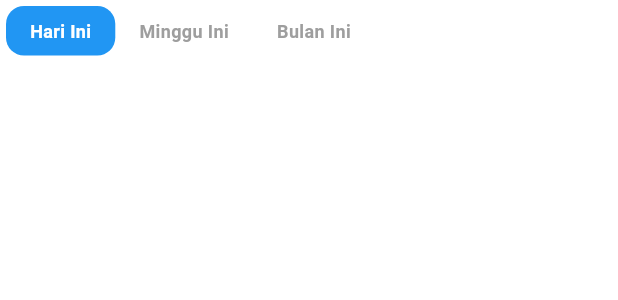
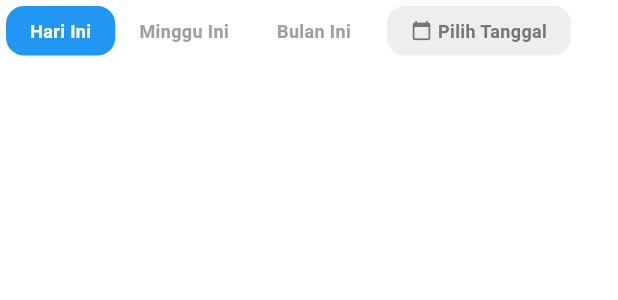
Before and after one commit to kleponijo/klimatologi, a Flutter app: the EvaporasiPeriodSelector widget shown alone on an empty page, opened directly, on a phone screen of 412 x 824 dp. Shown: the top 300 px of the screen. Run offline on Flutter 3.47's test engine with Material 3 defaults, Android fonts, the light colour scheme and no system bars; our stand-ins replace bloc, bloc_concurrency, cloud_firestore, dio, equatable, firebase_auth and 9 more; accounts and stored records are empty.

Commit message:
update search periode

```diff
--- a/lib/core/utils/time_series_mapper.dart
+++ b/lib/core/utils/time_series_mapper.dart
@@ -91,6 +91,34 @@ class TimeSeriesMapper {
     });
   }
 
+/// =========================
+  /// 📅 SPECIFIC DATE (24 JAM - TANGGAL KHUSUS)
+  /// =========================
+  static List<double> toSpecificDate<T>({
+    required List<T> data,
+    required DateTime Function(T) getTime,
+    required double Function(T) getValue,
+    required DateTime targetDate,
+  }) {
+    final sums = List<double>.filled(24, 0.0);
+    final counts = List<int>.filled(24, 0);
+
+    for (final item in data) {
+      final time = getTime(item);
+
+      if (_isSameDay(time, targetDate)) {
+        final hour = time.hour;
+        sums[hour] += getValue(item);
+        counts[hour]++;
+      }
+    }
+
+    return List.generate(24, (i) {
+      if (counts[i] == 0) return 0;
+      return sums[i] / counts[i];
+    });
+  }
+
   /// =========================
   /// 🧠 HELPER
   /// =========================
--- a/lib/screens/monitoring/evaporasi/blocs/evaporasi_event.dart
+++ b/lib/screens/monitoring/evaporasi/blocs/evaporasi_event.dart
@@ -19,3 +19,23 @@ class EvaporasiPeriodChanged extends EvaporasiEvent {
   @override
   List<Object> get props => [period];
 }
+
+/// 📅 PILIH TANGGAL KHUSUS (Custom Date Picker)
+class EvaporasiDateSelected extends EvaporasiEvent {
+  final DateTime date;
+
+  const EvaporasiDateSelected(this.date);
+
+  @override
+  List<Object> get props => [date];
+}
+
+/// 🔄 KEMBALI KE MODE PERIOD
+class EvaporasiViewModeChanged extends EvaporasiEvent {
+  final EvaporasiViewMode mode;
+
+  const EvaporasiViewModeChanged(this.mode);
+
+  @override
+  List<Object> get props => [mode];
+}
--- a/lib/screens/monitoring/evaporasi/blocs/evaporasi_state.dart
+++ b/lib/screens/monitoring/evaporasi/blocs/evaporasi_state.dart
@@ -1,10 +1,14 @@
 part of 'evaporasi_bloc.dart';
+
+enum EvaporasiViewMode { period, customDate }
 
 class EvaporasiState extends Equatable {
   final double currentValue; // nilai evaporasi realtime
   final double temperature; // suhu (opsional dari firebase)
   final double waterLevel; // tinggi air
   final String selectedPeriod;
+  final DateTime? selectedDate; // tanggal spesifik untuk custom date
+  final EvaporasiViewMode viewMode; // period vs custom date
 
   final List<double> dailyValues; // untuk grafik evaporasi
   final List<double> dailyTemperatures; // untuk grafik suhu
@@ -20,6 +24,8 @@ class EvaporasiState extends Equatable {
     this.temperature = 0.0,
     this.waterLevel = 0.0,
     this.selectedPeriod = "Hari Ini",
+    this.selectedDate,
+    this.viewMode = EvaporasiViewMode.period,
     this.dailyValues = const [],
     this.dailyTemperatures = const [],
     this.history = const [],
@@ -28,11 +34,13 @@ class EvaporasiState extends Equatable {
     this.isLoading = true,
   });
 
-  EvaporasiState copyWith({
+EvaporasiState copyWith({
     double? currentValue,
     double? temperature,
     double? waterLevel,
     String? selectedPeriod,
+    DateTime? selectedDate,
+    EvaporasiViewMode? viewMode,
     List<double>? dailyValues,
     List<double>? dailyTemperatures,
     List<Evaporasi>? history,
@@ -45,6 +53,8 @@ class EvaporasiState extends Equatable {
       temperature: temperature ?? this.temperature,
       waterLevel: waterLevel ?? this.waterLevel,
       selectedPeriod: selectedPeriod ?? this.selectedPeriod,
+      selectedDate: selectedDate ?? this.selectedDate,
+      viewMode: viewMode ?? this.viewMode,
       dailyValues: dailyValues ?? this.dailyValues,
       dailyTemperatures: dailyTemperatures ?? this.dailyTemperatures,
       history: history ?? this.history,
@@ -55,11 +65,13 @@ class EvaporasiState extends Equatable {
   }
 
   @override
-  List<Object> get props => [
+  List<Object?> get props => [
         currentValue,
         temperature,
         waterLevel,
         selectedPeriod,
+        selectedDate,
+        viewMode,
         dailyValues,
         dailyTemperatures,
         history,
--- a/lib/screens/monitoring/evaporasi/views/widgets/evaporasi_period_selector.dart
+++ b/lib/screens/monitoring/evaporasi/views/widgets/evaporasi_period_selector.dart
@@ -1,14 +1,17 @@
 import 'package:flutter/material.dart';
 import 'package:flutter_bloc/flutter_bloc.dart';
 import '../../blocs/evaporasi_bloc.dart';
+import 'evaporasi_date_picker.dart';
 
 class EvaporasiPeriodSelector extends StatelessWidget {
   const EvaporasiPeriodSelector({super.key});
 
   @override
   Widget build(BuildContext context) {
-    final selectedPeriod =
-        context.select((EvaporasiBloc bloc) => bloc.state.selectedPeriod);
+    final state = context.select((EvaporasiBloc bloc) => bloc.state);
+    final selectedPeriod = state.selectedPeriod;
+    final viewMode = state.viewMode;
+    final selectedDate = state.selectedDate;
 
     return Container(
       padding: const EdgeInsets.all(4),
@@ -19,16 +22,20 @@ class EvaporasiPeriodSelector extends StatelessWidget {
       child: Row(
         mainAxisSize: MainAxisSize.min,
         children: [
-          _buildTab(context, "Hari Ini", selectedPeriod),
-          _buildTab(context, "Minggu Ini", selectedPeriod),
-          _buildTab(context, "Bulan Ini", selectedPeriod),
+          _buildTab(context, "Hari Ini", selectedPeriod, viewMode),
+          _buildTab(context, "Minggu Ini", selectedPeriod, viewMode),
+          _buildTab(context, "Bulan Ini", selectedPeriod, viewMode),
+          const SizedBox(width: 8),
+          // Date picker button
+          _buildDatePickerButton(context, viewMode, selectedDate),
         ],
       ),
     );
   }
 
-  Widget _buildTab(BuildContext context, String label, String current) {
-    bool isActive = label == current;
+  Widget _buildTab(BuildContext context, String label, String current, EvaporasiViewMode viewMode) {
+    // If in customDate mode, show period tabs as inactive
+    bool isActive = viewMode == EvaporasiViewMode.period && label == current;
 
     return GestureDetector(
       onTap: () {
@@ -51,4 +58,50 @@ class EvaporasiPeriodSelector extends StatelessWidget {
       ),
     );
   }
+
+Widget _buildDatePickerButton(BuildContext context, EvaporasiViewMode viewMode, DateTime? selectedDate) {
+    final isActive = viewMode == EvaporasiViewMode.customDate;
+
+    return GestureDetector(
+      onTap: () {
+        // Set mode ke customDate SEBELUM membuka date picker
+        context.read<EvaporasiBloc>().add(
+              const EvaporasiViewModeChanged(EvaporasiViewMode.customDate),
+            );
+        showEvaporasiDatePicker(context);
+      },
+      child: Container(
+        padding: const EdgeInsets.symmetric(horizontal: 16, vertical: 8),
+        decoration: BoxDecoration(
+          color: isActive ? Colors.blue : Colors.grey.shade200,
+          borderRadius: BorderRadius.circular(12),
+        ),
+        child: Row(
+          mainAxisSize: MainAxisSize.min,
+          children: [
+            Icon(
+              Icons.calendar_today,
+              size: 14,
+              color: isActive ? Colors.white : Colors.grey.shade600,
+            ),
+            const SizedBox(width: 4),
+            Text(
+              isActive && selectedDate != null
+                  ? _formatDateShort(selectedDate)
+                  : "Pilih Tanggal",
+              style: TextStyle(
+                color: isActive ? Colors.white : Colors.grey.shade600,
+                fontWeight: FontWeight.bold,
+                fontSize: 12,
+              ),
+            ),
+          ],
+        ),
+      ),
+    );
+  }
+
+  String _formatDateShort(DateTime date) {
+    return "${date.day}/${date.month}";
+  }
 }
--- a/pubspec.yaml
+++ b/pubspec.yaml
@@ -4,6 +4,7 @@ publish_to: 'none'
 version: 1.0.0+1
 environment:
   sdk: ^3.1.0
+
 dependencies:
   bloc: ^8.1.0
   bloc_concurrency: ^0.2.5
@@ -15,6 +16,7 @@ dependencies:
   firebase_core: ^4.3.0
   firebase_database: ^12.1.3
   fl_chart: ^1.1.1
+  table_calendar: ^3.1.2
   flutter:
     sdk: flutter
   flutter_bloc: ^8.1.0
@@ -33,6 +35,7 @@ dev_dependencies:
   flutter_lints: ^3.0.0
   flutter_test:
     sdk: flutter
+
 flutter:
   uses-material-design: true
   assets:
```
Also changed, not shown: lib/screens/monitoring/evaporasi/blocs/evaporasi_bloc.dart (+54 -1 lines), lib/screens/monitoring/evaporasi/views/evaporasi_screen.dart (+57 -6 lines), lib/screens/monitoring/evaporasi/views/widgets/evaporasi_date_picker.dart (added, +232 -0 lines), pubspec.lock, 1 other file.
